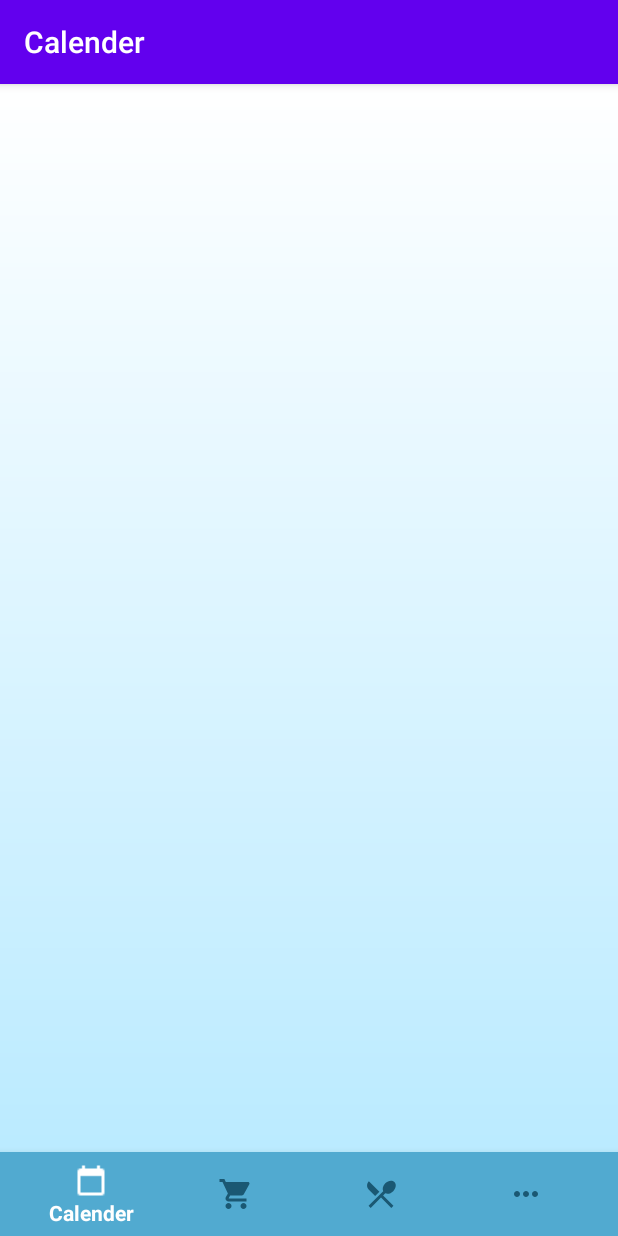
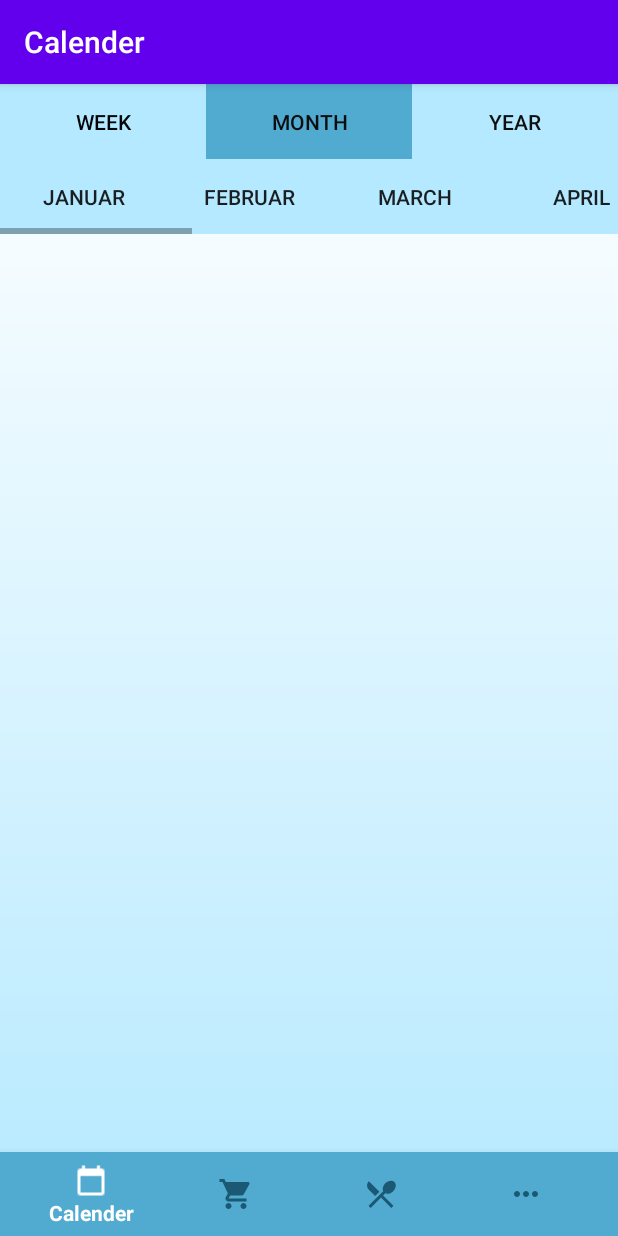
Before and after one commit to Joesofine/Dormcuments, an Android app: the CalenderFragment screen opened directly, with no data from a screen before it, on a phone screen of 412 x 824 dp. Run offline under Robolectric (Android 15) with nearby library versions, the phone set to English and light mode, and no system bars; our stand-ins replace navigation-ui.

Commit message:
calender convertet to kotlin

```diff
--- a/app/src/main/java/com/example/dormcuments/ui/calender/CalenderFragment.kt
+++ b/app/src/main/java/com/example/dormcuments/ui/calender/CalenderFragment.kt
@@ -1,6 +1,7 @@
 package com.example.dormcuments.ui.calender
 
 import android.annotation.SuppressLint
+import android.content.Context
 import android.os.Bundle
 import android.util.DisplayMetrics
 import android.view.LayoutInflater
@@ -10,25 +11,34 @@ import android.widget.Button
 import android.widget.LinearLayout
 import androidx.fragment.app.Fragment
 import com.example.dormcuments.R
-import kotlinx.android.synthetic.main.fragment_calender.*
+import java.text.SimpleDateFormat
 import java.util.*
 
 class CalenderFragment : Fragment(),View.OnClickListener {
-    var targetHeight: Float = 0.0f
-    var targetWidth: Float = 0.0f
+    var targetHeight = 0
+    var targetWidth = 0
     private val months = ArrayList<String>()
     private val weeks = ArrayList<String>()
     private val years = ArrayList<String>()
+    private lateinit var sliderLayout: LinearLayout
+    private lateinit var week: Button
+    private lateinit var month: Button
+    private lateinit var year: Button
     @SuppressLint("SimpleDateFormat")
     override fun onCreateView(
-            inflater: LayoutInflater, container: ViewGroup?,
-            savedInstanceState: Bundle?
+        inflater: LayoutInflater, container: ViewGroup?,
+        savedInstanceState: Bundle?
     ): View? {
         val root = inflater.inflate(R.layout.fragment_calender, container, false)
+        sliderLayout = root.findViewById(R.id.sliderLayout);
 
-        val week=root.findViewById(R.id.week) as Button;
-        val month=root.findViewById(R.id.month) as Button;
-        val year=root.findViewById(R.id.year) as Button;
+        week = root.findViewById(R.id.weekID) as Button;
+        month = root.findViewById(R.id.month) as Button;
+        year = root.findViewById(R.id.year) as Button;
+
+        week.setOnClickListener(this)
+        month.setOnClickListener(this)
+        year.setOnClickListener(this)
 
 
         val displayMetrics = DisplayMetrics()
@@ -37,18 +47,46 @@ class CalenderFragment : Fragment(),View.OnClickListener {
         var width = displayMetrics.widthPixels
         var height = displayMetrics.heightPixels
 
-        var targetWidth = (width / 3)
-        var targetHeight = week.height
+         targetWidth = ((width / 3)).toInt()
+         targetHeight = week.layoutParams.height.toInt()
 
         week.layoutParams = LinearLayout.LayoutParams(targetWidth as Int, targetHeight as Int)
         month.layoutParams = LinearLayout.LayoutParams(targetWidth as Int, targetHeight as Int)
         year.layoutParams = LinearLayout.LayoutParams(targetWidth as Int, targetHeight as Int)
 
+        months.add("januar")
+        months.add("Februar")
+        months.add("March")
+        months.add("April")
+        months.add("May")
+        months.add("June")
+        months.add("July")
+        months.add("August")
+        months.add("September")
+        months.add("October")
+        months.add("November")
+        months.add("December")
+
+        for (i in 1..52) {
+            val st = "U$i"
+            weeks.add(st)
+        }
+
+        val timeStamp = SimpleDateFormat("yyyy").format(Calendar.getInstance().time)
+        for (i in 2019..timeStamp.toInt()) {
+            years.add(i.toString())
+        }
+
+        topButton()
+
+
+        val activity: Context? = activity
+
 
         return root
     }
 
-    @SuppressLint("UseCompatLoadingForDrawables")
+    @SuppressLint("UseCompatLoadingForDrawables", "ResourceAsColor")
     override fun onClick(p0: View?) {
 
         if (p0 === week || p0 === month || p0 === year) {
@@ -60,12 +98,12 @@ class CalenderFragment : Fragment(),View.OnClickListener {
                 val sliderButtonWidth = targetWidth - 100
                 for (element in weeks) {
                     val button = Button(context)
-                    button.text = element
                     button.layoutParams = LinearLayout.LayoutParams(
                         sliderButtonWidth.toInt(),
                         targetHeight.toInt()
                     )
-                    button.setBackgroundColor(0xB5E9FF)
+                    button.background = resources.getDrawable(R.color.ButtonLight)
+                    button.text = element
                     sliderLayout.addView(button)
                 }
             } else if (p0 === month) {
@@ -76,12 +114,12 @@ class CalenderFragment : Fragment(),View.OnClickListener {
                 val sliderButtonWidth = targetWidth - 40
                 for (element in months) {
                     val button = Button(context)
-                    button.text = element
                     button.layoutParams = LinearLayout.LayoutParams(
                         sliderButtonWidth.toInt(),
                         targetHeight.toInt()
                     )
-                    button.setBackgroundColor(0xB5E9FF)
+                    button.background = resources.getDrawable(R.color.ButtonLight)
+                    button.text = element
                     sliderLayout.addView(button)
                 }
             } else if (p0 === year) {
@@ -92,18 +130,15 @@ class CalenderFragment : Fragment(),View.OnClickListener {
                 val sliderButtonWidth = targetWidth * 3 / years.size
                 for (element in years) {
                     val button = Button(context)
+                    button.layoutParams = LinearLayout.LayoutParams(sliderButtonWidth.toInt(), targetHeight.toInt())
+                    button.background = resources.getDrawable(R.color.ButtonLight)
                     button.text = element
-                    button.layoutParams = LinearLayout.LayoutParams(
-                        sliderButtonWidth.toInt(),
-                        targetHeight.toInt()
-                    )
-                    button.setBackgroundColor(0xB5E9FF)
                     sliderLayout.addView(button)
                 }
             }
         }
     }
-    @SuppressLint("UseCompatLoadingForDrawables")
+    @SuppressLint("UseCompatLoadingForDrawables", "ResourceAsColor")
     private fun topButton() {
         sliderLayout.removeAllViews()
         week.background = resources.getDrawable(R.color.ButtonLight)
@@ -112,12 +147,9 @@ class CalenderFragment : Fragment(),View.OnClickListener {
         val sliderButtonWidth = targetWidth - 40
         for (element in months) {
             val button = Button(context)
+            button.layoutParams = LinearLayout.LayoutParams(sliderButtonWidth.toInt(), targetHeight.toInt())
+            button.background = resources.getDrawable(R.color.ButtonLight)
             button.text = element
-            button.layoutParams = LinearLayout.LayoutParams(
-                sliderButtonWidth.toInt(),
-                targetHeight.toInt()
-            )
-            button.setBackgroundColor(0xB5E9FF)
             sliderLayout.addView(button)
         }
     }
--- a/app/src/main/res/layout/fragment_calender.xml
+++ b/app/src/main/res/layout/fragment_calender.xml
@@ -14,7 +14,7 @@
         app:layout_constraintTop_toTopOf="parent">
 
         <Button
-            android:id="@+id/week"
+            android:id="@+id/weekID"
             android:layout_width="137dp"
             android:layout_height="50dp"
             android:background="@color/ButtonLight"
@@ -53,7 +53,6 @@
             android:layout_width="wrap_content"
             android:layout_height="50dp"
             android:layout_marginTop="0dp"
-            android:background="@color/ButtonLight"
             android:orientation="horizontal">
             <!--
                        <Button
```
